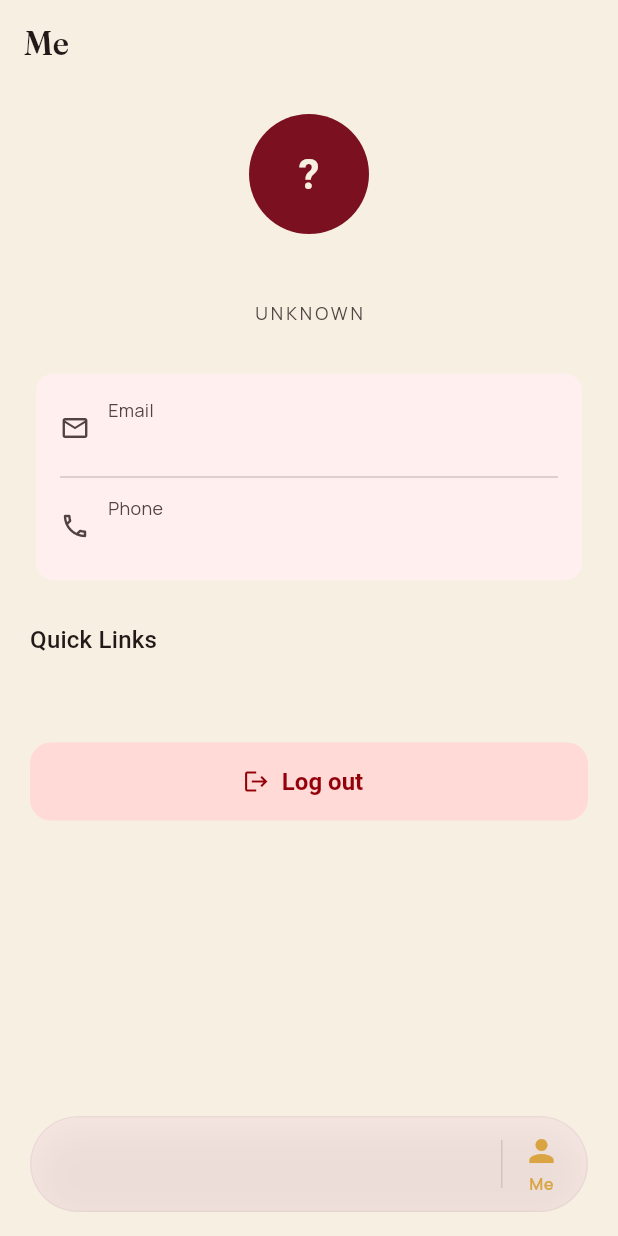
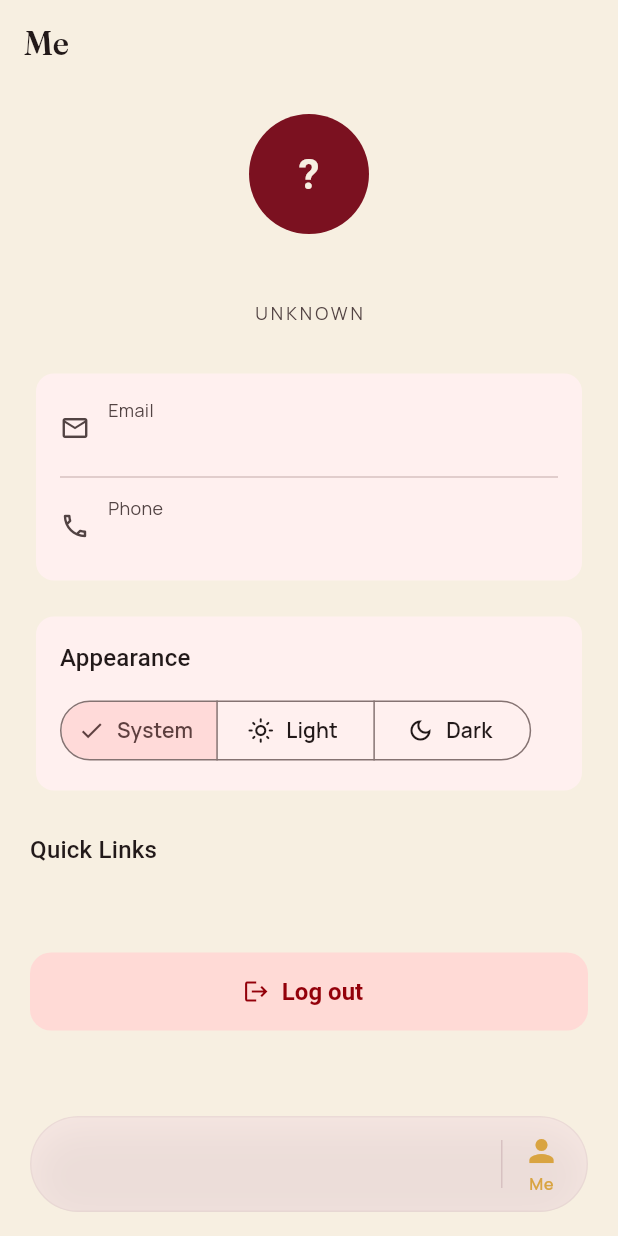
Before and after one commit to sakksham1/mom_masale_admin, a Flutter app: the AccountScreen screen opened by its route, on a phone screen of 412 x 824 dp. Run offline on Flutter 3.47's test engine with Material 3 defaults, Android fonts, the phone set to English and light mode, and no system bars; drawn by our look-alikes of dynamic_color; our stand-ins replace cookie_jar, dio, dio_cookie_manager, flutter_riverpod, go_router, google_fonts; accounts and stored records are empty; network calls fail.

Commit message:
added dark mode toggle

```diff
--- a/lib/features/account/account_screen.dart
+++ b/lib/features/account/account_screen.dart
@@ -5,6 +5,7 @@ import '../../core/theme/app_colors.dart';
 import 'package:go_router/go_router.dart';
 import '../../core/auth/route_permissions.dart';
 import '../../core/constants/layout_constants.dart';
+import '../../core/theme/theme_mode_provider.dart';
 
 class AccountScreen extends ConsumerWidget {
   const AccountScreen({super.key});
@@ -75,6 +76,45 @@ class AccountScreen extends ConsumerWidget {
                     icon: Icons.call_outlined,
                     label: 'Phone',
                     value: user?.phone ?? 'Not set',
+                  ),
+                ],
+              ),
+            ),
+          ),
+          const SizedBox(height: 16),
+          Card(
+            child: Padding(
+              padding: const EdgeInsets.all(16),
+              child: Column(
+                crossAxisAlignment: CrossAxisAlignment.start,
+                children: [
+                  Text(
+                    'Appearance',
+                    style: Theme.of(context).textTheme.titleMedium,
+                  ),
+                  const SizedBox(height: 12),
+                  SegmentedButton<ThemeMode>(
+                    segments: const [
+                      ButtonSegment(
+                        value: ThemeMode.system,
+                        label: Text('System'),
+                        icon: Icon(Icons.brightness_auto_outlined),
+                      ),
+                      ButtonSegment(
+                        value: ThemeMode.light,
+                        label: Text('Light'),
+                        icon: Icon(Icons.light_mode_outlined),
+                      ),
+                      ButtonSegment(
+                        value: ThemeMode.dark,
+                        label: Text('Dark'),
+                        icon: Icon(Icons.dark_mode_outlined),
+                      ),
+                    ],
+                    selected: {ref.watch(themeModeProvider)},
+                    onSelectionChanged: (selection) =>
+                        ref.read(themeModeProvider.notifier).state =
+                            selection.first,
                   ),
                 ],
               ),
```
